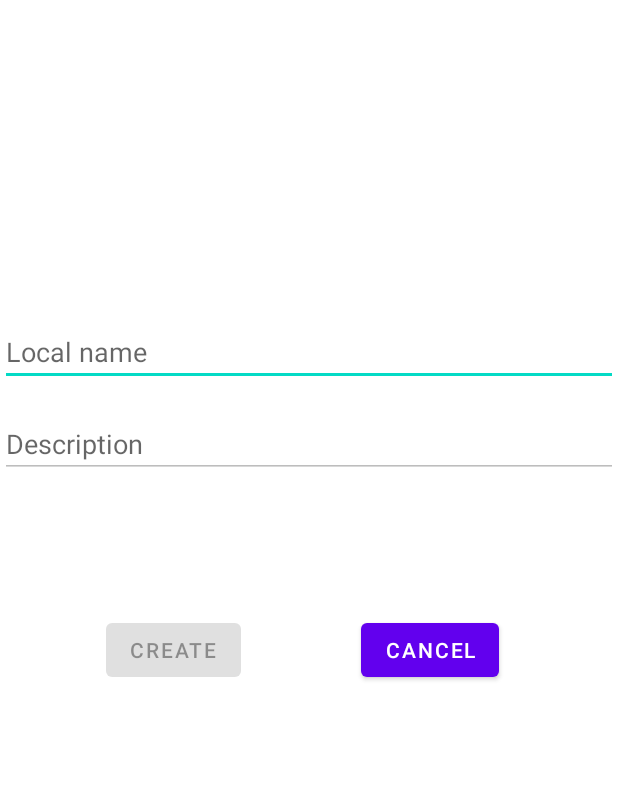
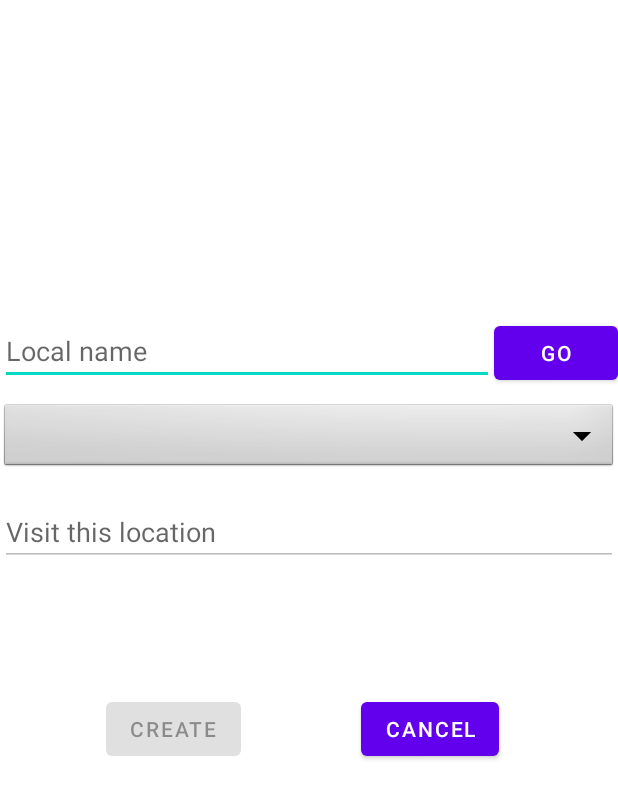
Before and after one commit to guijcl/CityQuest, an Android app: the layout new_locquest_popup.xml on its own in the app's theme, with its tools: preview values and no code run, on a phone screen of 412 x 824 dp. Shown: the top 799 px of the screen. Run offline under Robolectric (Android 15) with nearby library versions, the phone set to English and light mode, and no system bars.

```diff
--- a/app/src/main/res/layout/new_locquest_popup.xml
+++ b/app/src/main/res/layout/new_locquest_popup.xml
@@ -5,18 +5,42 @@
     android:layout_width="match_parent"
     android:layout_height="match_parent">
 
-    <AutoCompleteTextView
-        android:id="@+id/name"
+    <LinearLayout
+        android:id="@+id/linearLayout"
         android:layout_width="match_parent"
         android:layout_height="wrap_content"
-        android:hint="Local name"
-        android:completionThreshold="3"
         app:layout_constraintBottom_toBottomOf="parent"
         app:layout_constraintEnd_toEndOf="parent"
         app:layout_constraintHorizontal_bias="0.0"
         app:layout_constraintStart_toStartOf="parent"
         app:layout_constraintTop_toTopOf="parent"
-        app:layout_constraintVertical_bias="0.272" />
+        app:layout_constraintVertical_bias="0.272"
+        android:orientation="horizontal"
+        android:weightSum="10">
+        <AutoCompleteTextView
+            android:id="@+id/name"
+            android:layout_width="0dp"
+            android:layout_height="wrap_content"
+            android:hint="Local name"
+            android:completionThreshold="3"
+            android:layout_weight="8"/>
+        <Button
+            android:layout_width="0dp"
+            android:layout_height="wrap_content"
+            android:layout_weight="2"
+            android:text="GO"
+            android:id="@+id/search"/>
+    </LinearLayout>
+
+    <Spinner
+        android:id="@+id/dropdown_menu"
+        android:layout_width="match_parent"
+        android:layout_height="wrap_content"
+        android:background="@android:drawable/btn_dropdown"
+        android:spinnerMode="dropdown"
+        android:layout_marginTop="8dp"
+        app:layout_constraintEnd_toEndOf="parent"
+        app:layout_constraintTop_toBottomOf="@+id/linearLayout"/>
 
     <EditText
         android:id="@+id/desc"
@@ -24,10 +48,10 @@
         android:layout_width="match_parent"
         android:layout_height="wrap_content"
         android:layout_marginTop="16dp"
-        android:hint="Description"
+        android:hint="Visit this location"
         android:enabled="false"
         app:layout_constraintEnd_toEndOf="parent"
-        app:layout_constraintTop_toBottomOf="@+id/name" />
+        app:layout_constraintTop_toBottomOf="@+id/dropdown_menu"/>
 
     <Button
         android:id="@+id/cancel"
```
Also changed, not shown: app/src/main/java/com/example/cityquest/Fragments/MapFragment.java (+92 -40 lines), app/src/main/java/com/example/cityquest/Fragments/QuestsFragment.java (+72 -57 lines).
